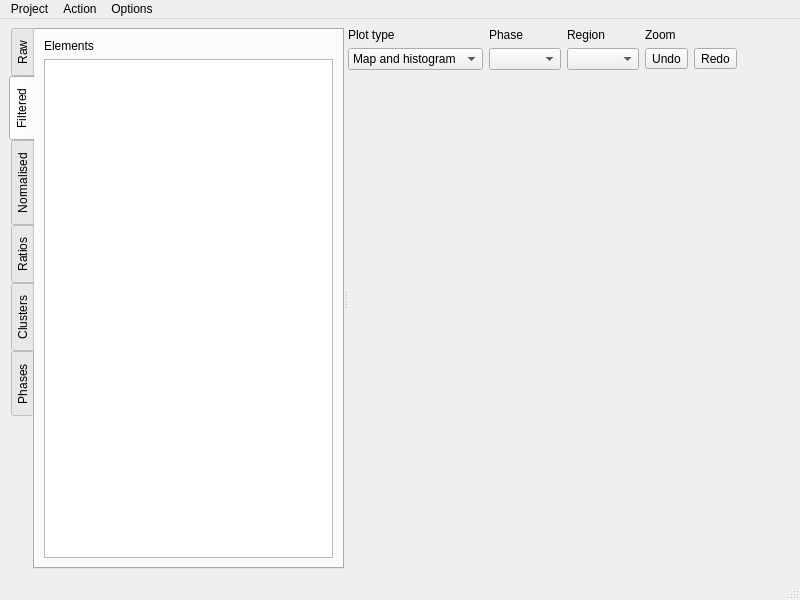
This is src/resources/ui_main_window.ui in ianthomas23/QACD-quack as Qt 5 draws it before an edit. The edited form follows.
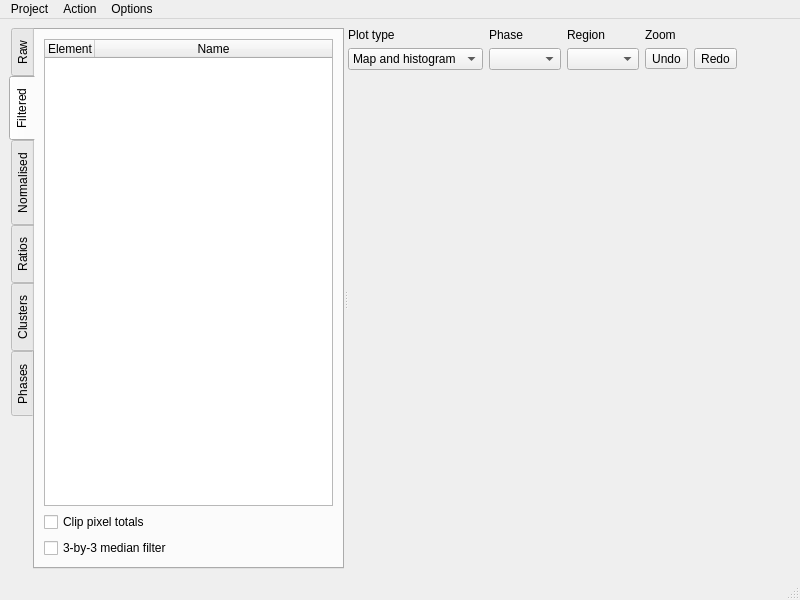
This is the edited form. The open tabs and pages were chosen to show the change. Custom widgets are drawn as their Qt base class.

Commit message: Changed list widgets to table widgets

```diff
--- a/src/resources/ui_main_window.ui
+++ b/src/resources/ui_main_window.ui
@@ -102,14 +102,68 @@
           <number>9</number>
          </property>
          <item>
-          <widget class="QLabel" name="label">
+          <widget class="QTableWidget" name="filteredTable">
+           <property name="sizeAdjustPolicy">
+            <enum>QAbstractScrollArea::AdjustIgnored</enum>
+           </property>
+           <property name="selectionMode">
+            <enum>QAbstractItemView::SingleSelection</enum>
+           </property>
+           <property name="selectionBehavior">
+            <enum>QAbstractItemView::SelectRows</enum>
+           </property>
+           <property name="showGrid">
+            <bool>false</bool>
+           </property>
+           <property name="gridStyle">
+            <enum>Qt::SolidLine</enum>
+           </property>
+           <property name="sortingEnabled">
+            <bool>true</bool>
+           </property>
+           <property name="columnCount">
+            <number>2</number>
+           </property>
+           <attribute name="horizontalHeaderDefaultSectionSize">
+            <number>50</number>
+           </attribute>
+           <attribute name="horizontalHeaderHighlightSections">
+            <bool>false</bool>
+           </attribute>
+           <attribute name="horizontalHeaderShowSortIndicator" stdset="0">
+            <bool>true</bool>
+           </attribute>
+           <attribute name="horizontalHeaderStretchLastSection">
+            <bool>true</bool>
+           </attribute>
+           <attribute name="verticalHeaderVisible">
+            <bool>false</bool>
+           </attribute>
+           <column>
+            <property name="text">
+             <string>Element</string>
+            </property>
+           </column>
+           <column>
+            <property name="text">
+             <string>Name</string>
+            </property>
+           </column>
+          </widget>
+         </item>
+         <item>
+          <widget class="QCheckBox" name="pixelTotalsCheckBox">
            <property name="text">
-            <string>Elements</string>
+            <string>Clip pixel totals</string>
            </property>
           </widget>
          </item>
          <item>
-          <widget class="QListWidget" name="filteredElementList"/>
+          <widget class="QCheckBox" name="medianFilterCheckBox">
+           <property name="text">
+            <string>3-by-3 median filter</string>
+           </property>
+          </widget>
          </item>
         </layout>
        </widget>
```
Left out of the diff: 108 changed lines with no effect on the pictures. The commit also changes 3 other files.
